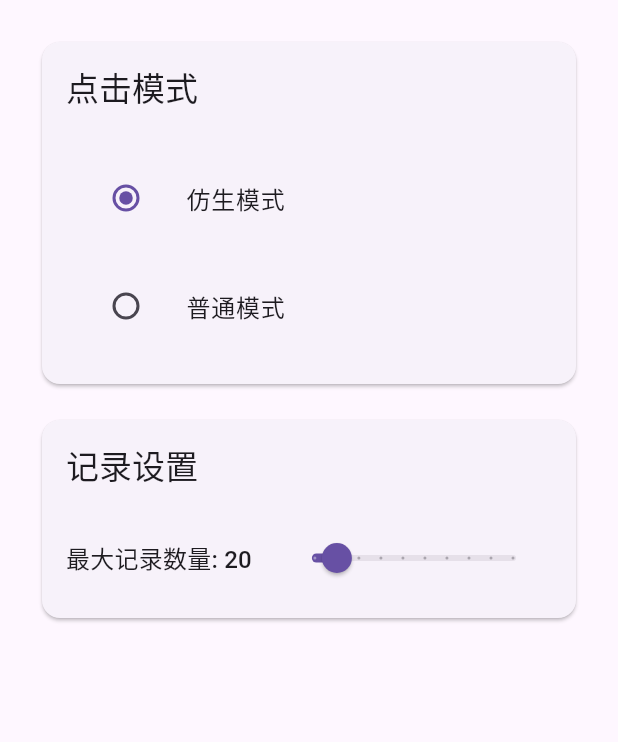
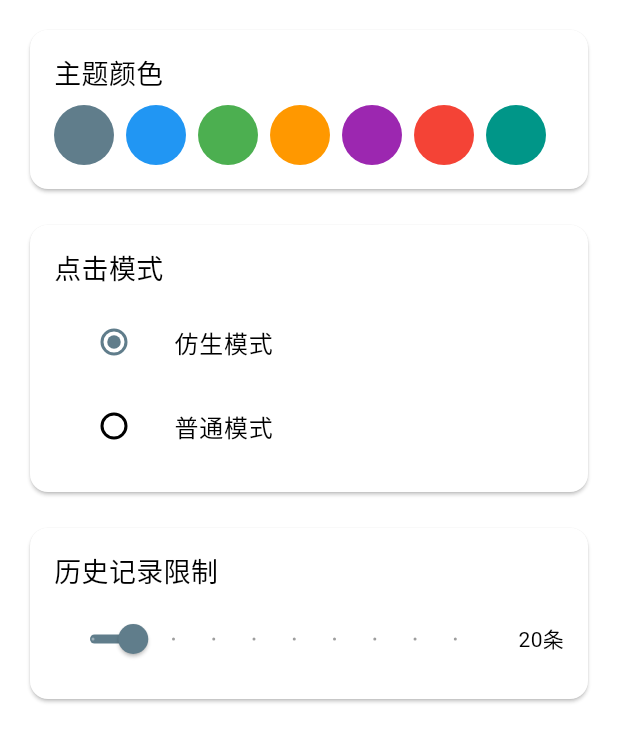
Before and after one commit to shichen437/FingerLike, a Flutter app: the SettingsPanel widget shown alone on an empty page, opened directly, on a phone screen of 412 x 824 dp. Shown: the top 742 px of the screen. Run offline on Flutter 3.47's test engine with Material 3 defaults, Android fonts, the light colour scheme and no system bars; our stand-ins replace shared_preferences; missing offline and left inert: hotkey_manager, window_manager; accounts and stored records are empty.

Commit message:
feat: 设置保存

```diff
--- a/lib/services/mouse_service.dart
+++ b/lib/services/mouse_service.dart
@@ -12,9 +12,9 @@ class MouseService {
     }
   }
 
-  static Future<void> click() async {
+  static Future<void> click({int count = 1}) async {
     try {
-      await _channel.invokeMethod('click', {'count': 1});
+      await _channel.invokeMethod('click', {'count': count});
     } on PlatformException catch (e) {
       throw ClickException('点击失败: ${e.message}');
     }
--- a/lib/widgets/settings_panel.dart
+++ b/lib/widgets/settings_panel.dart
@@ -11,39 +11,75 @@ class SettingsPanel extends StatelessWidget {
 
     return SingleChildScrollView(
       child: Padding(
-        padding: const EdgeInsets.all(24.0),
+        padding: const EdgeInsets.all(16.0),
         child: Column(
-          crossAxisAlignment: CrossAxisAlignment.stretch,
+          crossAxisAlignment: CrossAxisAlignment.start,
           children: [
+            // 主题颜色卡片
+            SizedBox(
+              width: double.infinity,
+              child: Card(
+                child: Padding(
+                  padding: const EdgeInsets.all(16.0),
+                  child: Column(
+                    crossAxisAlignment: CrossAxisAlignment.start,
+                    children: [
+                      const Text('主题颜色', style: TextStyle(fontSize: 18)),
+                      const SizedBox(height: 8),
+                      Wrap(
+                        spacing: 8,
+                        runSpacing: 8,
+                        children: state.availableColors.map((color) {
+                          return GestureDetector(
+                            onTap: () => state.setPrimaryColor(color),
+                            child: Container(
+                              width: 40,
+                              height: 40,
+                              decoration: BoxDecoration(
+                                color: color,
+                                borderRadius: BorderRadius.circular(20),
+                                border: state.primaryColor == color
+                                    ? Border.all(color: Colors.white, width: 3)
+                                    : null,
+                              ),
+                            ),
+                          );
+                        }).toList(),
+                      ),
+                    ],
+                  ),
+                ),
+              ),
+            ),
+            const SizedBox(height: 16),
+
+            // 模式选择卡片
             Card(
               child: Padding(
                 padding: const EdgeInsets.all(16.0),
                 child: Column(
                   crossAxisAlignment: CrossAxisAlignment.start,
                   children: [
-                    Text('点击模式', style: Theme.of(context).textTheme.titleLarge),
-                    const SizedBox(height: 24),
+                    const Text('点击模式', style: TextStyle(fontSize: 18)),
+                    const SizedBox(height: 8),
                     _buildModeButtons(state),
                   ],
                 ),
               ),
             ),
             const SizedBox(height: 16),
+
+            // 历史记录限制卡片
             Card(
               child: Padding(
                 padding: const EdgeInsets.all(16.0),
                 child: Column(
                   crossAxisAlignment: CrossAxisAlignment.start,
                   children: [
-                    Text('记录设置', style: Theme.of(context).textTheme.titleLarge),
-                    const SizedBox(height: 24),
+                    const Text('历史记录限制', style: TextStyle(fontSize: 18)),
+                    const SizedBox(height: 8),
                     Row(
                       children: [
-                        Text(
-                          '最大记录数量: ${state.maxRecords}',
-                          style: Theme.of(context).textTheme.titleMedium,
-                        ),
-                        const SizedBox(width: 16),
                         Expanded(
                           child: Slider(
                             value: state.maxRecords.toDouble(),
@@ -56,6 +92,8 @@ class SettingsPanel extends StatelessWidget {
                             },
                           ),
                         ),
+                        const SizedBox(width: 16),
+                        Text('${state.maxRecords}条'),
                       ],
                     ),
                   ],
@@ -67,21 +105,18 @@ class SettingsPanel extends StatelessWidget {
       ),
     );
   }
+}
 
 // 添加回模式选择按钮构建方法
 Widget _buildModeButtons(ClickerState state) {
   return Column(
-      children:
-          ClickMode.values.map((mode) {
-            return Padding(
-              padding: const EdgeInsets.symmetric(vertical: 8),
-              child: ListTile(
+    children: ClickMode.values.map((mode) {
+      return ListTile(
         title: Text(mode.displayName),
         leading: Radio<ClickMode>(
           value: mode,
           groupValue: state.clickMode,
-                  onChanged:
-                      state.isRunning
+          onChanged: state.isRunning
               ? null
               : (value) {
                   if (value != null) {
@@ -89,9 +124,7 @@ class SettingsPanel extends StatelessWidget {
                   }
                 },
         ),
-              ),
       );
     }).toList(),
   );
 }
-}
--- a/pubspec.yaml
+++ b/pubspec.yaml
@@ -17,6 +17,7 @@ dependencies:
   provider: ^6.1.1
   flutter_screenutil: ^5.9.0
   get: ^4.6.6
+  shared_preferences: ^2.2.2
 
 dev_dependencies:
   flutter_test:
```
Also changed, not shown: lib/main.dart (+17 -6 lines), lib/mouse_clicker.dart (deleted, +0 -13 lines), lib/providers/clicker_state.dart (+111 -74 lines), pubspec.lock, 3 other files. Lines whose indentation alone changed are shown as unchanged.
